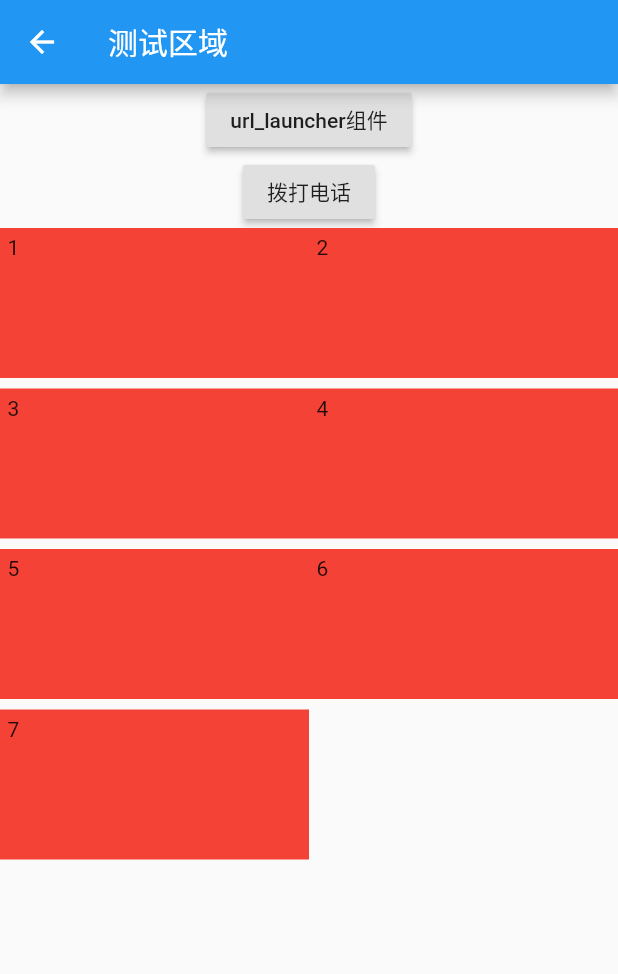
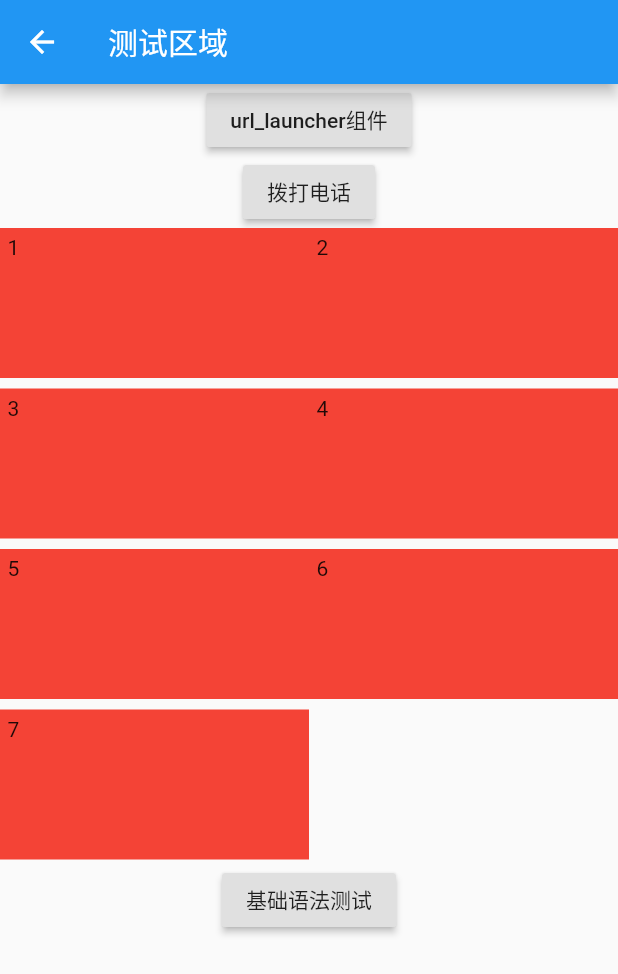
Before and after one commit to Niubaobao/flutter_demo, a Flutter app: the screen it shows after launch, scrolled down 576 dp, after a tap on the "search" icon, on a phone screen of 412 x 824 dp. Shown: the top 974 px of the screen. Run offline on Flutter 3.47's test engine with Material 2 defaults, Android fonts, the phone set to English and light mode, and no system bars; network calls fail.

Commit message:
feat#增加命名路由lesson1

```diff
--- a/lib/demo/search.dart
+++ b/lib/demo/search.dart
@@ -75,7 +75,11 @@ class _SearchPageState extends State<SearchPage> {
               }),
               child: Text('拨打电话'),
             ),
-            listWidget(width)
+            listWidget(width),
+            RaisedButton(
+              onPressed: () => Navigator.pushNamed(context, 'lesson1'),
+              child: Text('基础语法测试'),
+            )
           ],
         ),
       ),
--- a/lib/main.dart
+++ b/lib/main.dart
@@ -2,6 +2,7 @@ import 'package:flutter/material.dart';
 import './demo/list.dart';
 import './demo/drawer.dart';
 import './demo/bottom_bar.dart';
+import 'demo/lesson/Lesson1.dart';
 import 'demo/search.dart';
 
 // 入口文件
@@ -13,10 +14,15 @@ class MyApp extends StatelessWidget {
   Widget build(BuildContext context) {
     // 用Material设计模式去包裹
     return new MaterialApp(
-        title: 'Welcome to Flutter',
-        // Scaffold部分有页面顶部底部工具栏
-        home: Home(),
-        theme: ThemeData.light());
+      title: 'Welcome to Flutter',
+      // Scaffold部分有页面顶部底部工具栏
+      home: Home(),
+      theme: ThemeData.light(),
+      //注册路由表
+      routes: {
+        "lesson1": (context) => Lesson1(),
+      },
+    );
   }
 }
 
@@ -28,10 +34,6 @@ class Home extends StatelessWidget {
         child: new Scaffold(
           backgroundColor: Colors.grey[100],
           appBar: new AppBar(
-            // leading: IconButton(
-            //     icon: Icon(Icons.menu),
-            //     tooltip: 'Navigration',
-            //     onPressed: () => debugPrint('menu')),
             title: new Text(Strings.hello),
             actions: <Widget>[
               IconButton(
```
Also changed, not shown: lib/demo/lesson/Lesson1.dart (added, +33 -0 lines).
